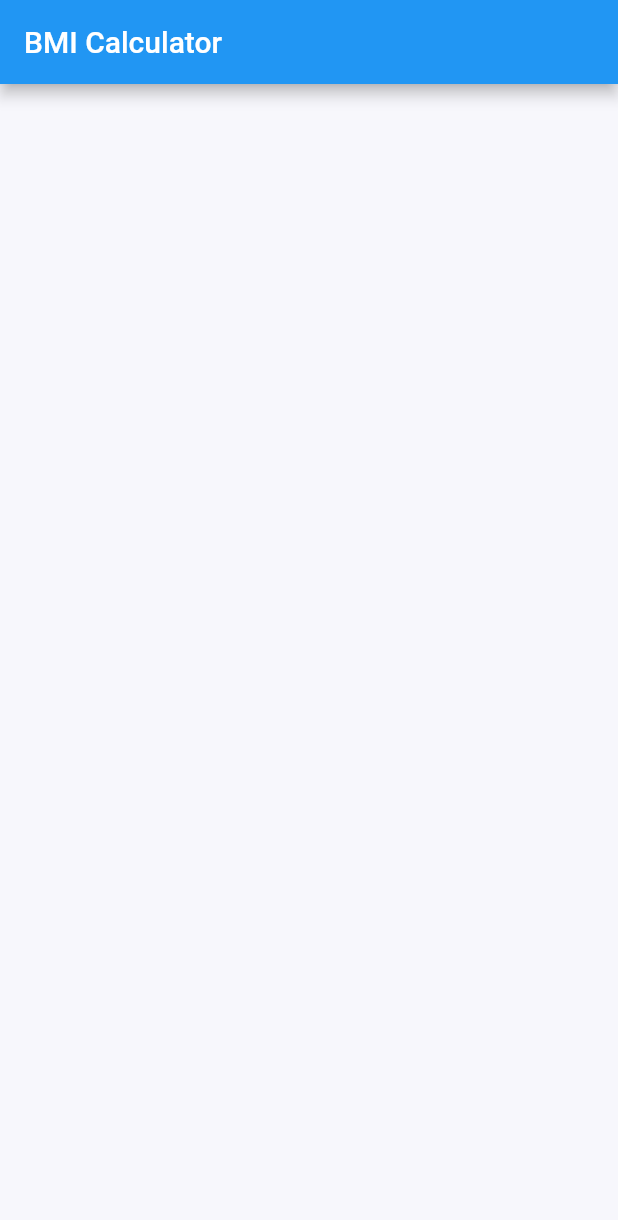
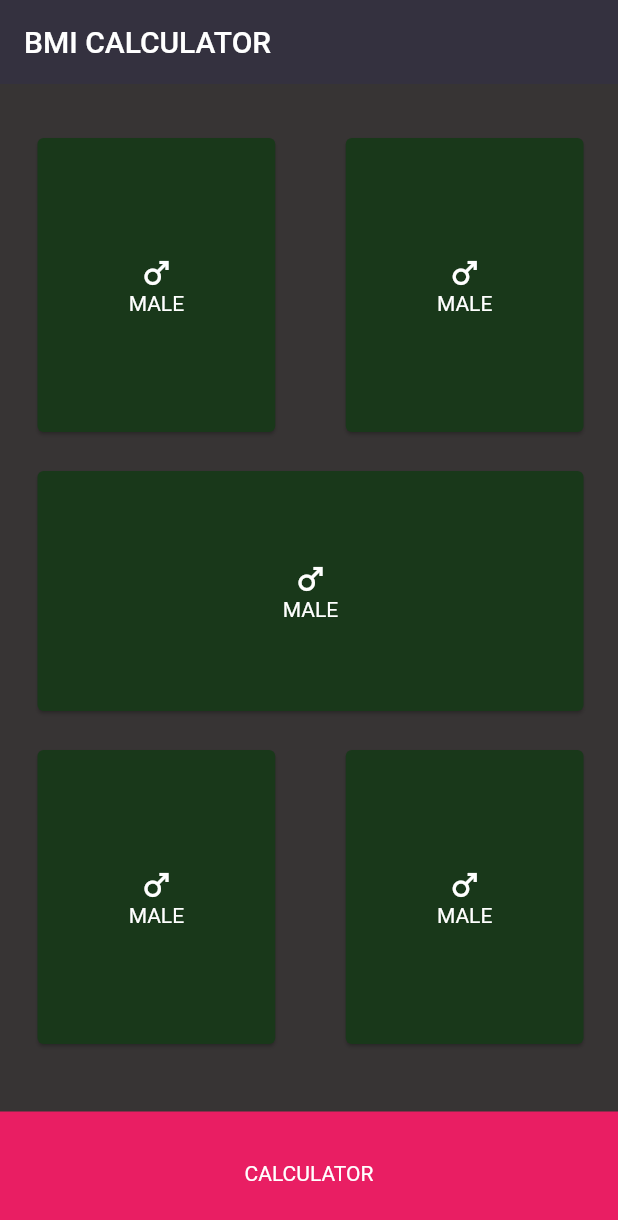
Before and after one commit to zharkynai13/Flutter-bilim, a Flutter app: the screen it shows after launch, on a phone screen of 412 x 824 dp. Shown: the top 1220 px of the screen. Run offline on Flutter 3.47's test engine with Material 2 defaults, Android fonts, the phone set to English and light mode, and no system bars.

Commit message:
add cards bmi calc

```diff
--- a/hw_8_bmi_calculator/lib/app/app.dart
+++ b/hw_8_bmi_calculator/lib/app/app.dart
@@ -10,7 +10,7 @@ class MyApp extends StatelessWidget {
     return MaterialApp(
       debugShowCheckedModeBanner: false,
       title: 'Flutter Demo',
-      theme: ThemeData(),
+      theme: ThemeData.dark(),
       home: const MyHomePage(),
     );
   }
--- /dev/null
+++ b/hw_8_bmi_calculator/lib/components/card_widget.dart
@@ -0,0 +1,23 @@
+import 'package:flutter/material.dart';
+import 'package:hw_8_bmi_calculator/theme/app_texts.dart';
+
+class CardWidget extends StatelessWidget {
+  const CardWidget({
+    super.key,
+  });
+
+  @override
+  Widget build(BuildContext context) {
+    return Expanded(
+      child :Card (
+        color: const Color.fromARGB(255, 25, 56, 26),
+        child: Column(
+          mainAxisAlignment: MainAxisAlignment.center,
+            children: const [
+               Icon(Icons.male),
+               AppTexts.male
+            ],
+          ))
+          );
+  }
+}
--- a/hw_8_bmi_calculator/lib/home/home_page.dart
+++ b/hw_8_bmi_calculator/lib/home/home_page.dart
@@ -1,4 +1,7 @@
 import 'package:flutter/material.dart';
+import 'package:hw_8_bmi_calculator/components/card_widget.dart';
+import 'package:hw_8_bmi_calculator/theme/app_colors.dart';
+import 'package:hw_8_bmi_calculator/theme/app_texts.dart';
 
 
 class MyHomePage extends StatefulWidget {
@@ -13,8 +16,56 @@ class _MyHomePageState extends State<MyHomePage> {
   @override
   Widget build(BuildContext context) {
     return Scaffold(
-      backgroundColor: const Color.fromARGB(9, 15, 34, 160),
-      appBar: AppBar(title: const Text('BMI Calculator'),),
+      backgroundColor: const Color.fromARGB(255, 55, 52, 52),
+      appBar:
+      AppBar(backgroundColor: const Color(0x0f0a00f1),
+      title:  AppTexts.bmi,
+      elevation: 0,
+      ),
+      body: Padding(
+        padding: const EdgeInsets.only(left: 21, top: 32, right: 19,bottom: 41 ),
+        child: Column(
+          children: [
+            Expanded(
+              child: Row(
+              children: const[
+                CardWidget(),
+                SizedBox(width: 39,),
+                CardWidget(),
+          ],
+             ),
+          ),
+        Expanded(child:
+          Padding(
+            padding: const EdgeInsets.only(top: 18, bottom: 18),
+            child: Row(
+              children: const[
+                CardWidget(),
+              ],
+             ),
+          ),
+        ),
+          Expanded(
+              child: Row(
+              children: const[
+                CardWidget(),
+                SizedBox(width: 39,),
+                CardWidget(),
+          ],
+             ),
+          ),
+          ],
+
+        ),
+      ),
+      bottomNavigationBar:
+       Container(
+              height: 83,
+              width: double.infinity,
+              color: AppColors.pinkColor,
+              child: const Center(child: AppTexts.calculator),
+            ),
+
     );
   }
 }
--- a/hw_8_bmi_calculator/lib/theme/app_colors.dart
+++ b/hw_8_bmi_calculator/lib/theme/app_colors.dart
@@ -2,7 +2,7 @@ import 'package:flutter/material.dart';
 
 class AppColors {
   static const whiteColor = Colors.white;
-  static const pinkColor = Color(0x00ff0f65);
+  static const pinkColor = Colors.pink;
   static const greyColor = Color(0xff5C5B5B);
   static const cardColor = Color(0xff0A001F);
   static const greenColor = Colors.green;
--- a/hw_8_bmi_calculator/lib/theme/app_texts.dart
+++ b/hw_8_bmi_calculator/lib/theme/app_texts.dart
@@ -6,6 +6,7 @@ class AppTexts{
   static const female = Text("FEMALE");
   static const height = Text("HEIGHT");
   static const weight = Text("WEIGHT");
+  static const cm = Text("cm");
   static const age = Text("AGE");
   static const calculator = Text("CALCULATOR");
   static const finish = Text("Жыйынтык");
```
